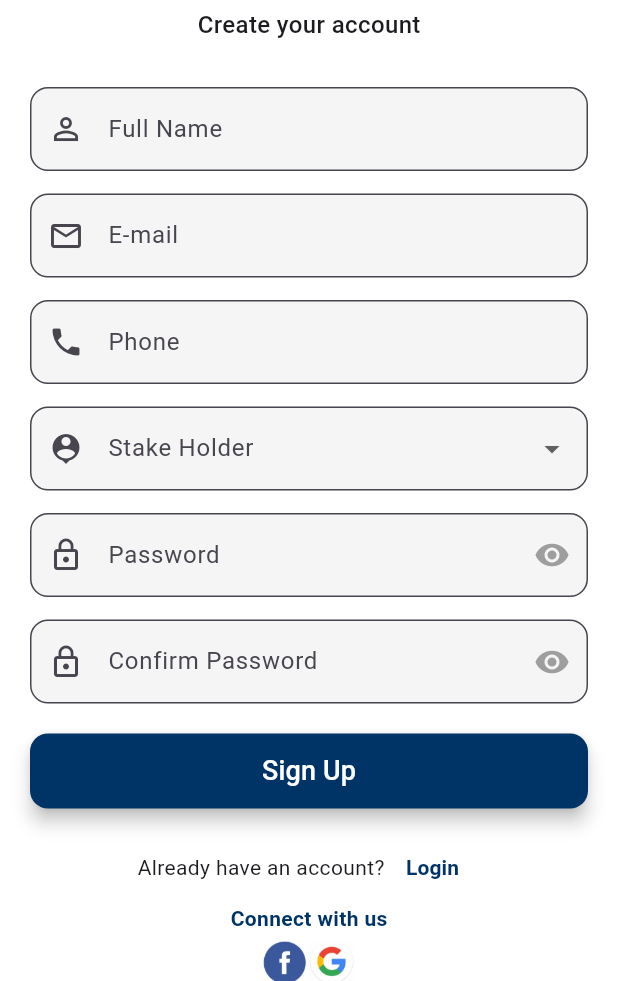
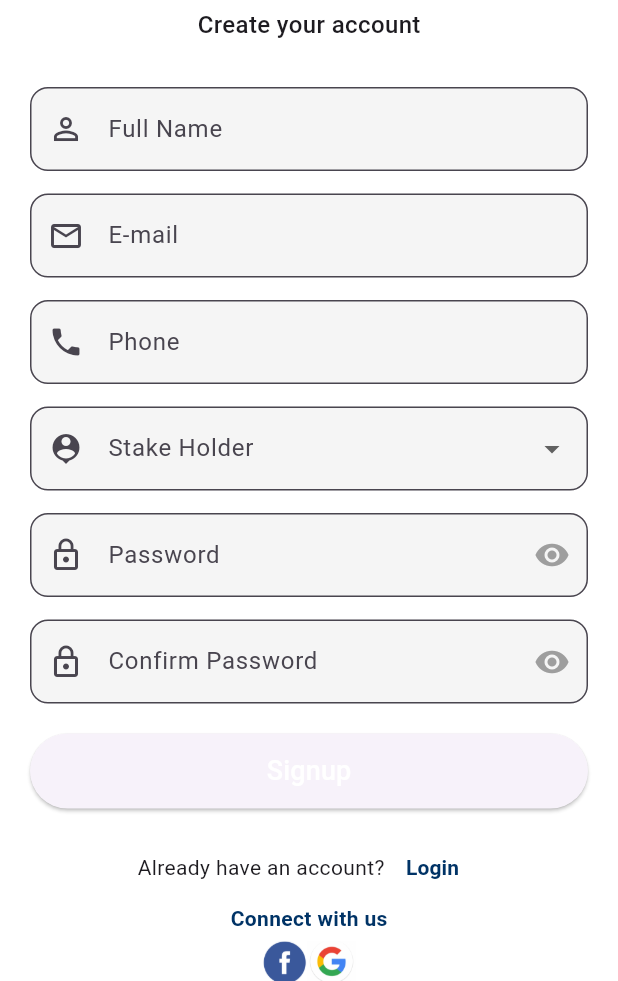
Before and after one commit to bhumi3292/DreamDwell_mobile, a Flutter app: the screen it shows after launch, after a tap on "Login", after a tap on "Signup", on a phone screen of 412 x 824 dp, the part 255-1236 px from its top. Run offline on Flutter 3.47's test engine with Material 3 defaults, Android fonts, the light colour scheme and no system bars; our stand-ins replace get, lottie.

Commit message:
homeView

```diff
--- a/dream_dwell/lib/features/splash_screen/presentation/screen/splash.dart
+++ b/dream_dwell/lib/features/splash_screen/presentation/screen/splash.dart
@@ -35,7 +35,7 @@ class _SplashScreenState extends State<SplashScreen> {
               mainAxisAlignment: MainAxisAlignment.center,
               children: [
                 Lottie.asset(
-                  "assets/animation_123.json",
+                  "assets/animation/animation_123.json",
                   width: 300,
                   height: 300,
                   fit: BoxFit.contain,
--- a/dream_dwell/lib/main.dart
+++ b/dream_dwell/lib/main.dart
@@ -1,7 +1,17 @@
 import 'package:flutter/material.dart';
+import 'package:get/get.dart';
+
+// Feature imports
 import 'package:dream_dwell/features/splash_screen/presentation/screen/splash.dart';
+import 'package:dream_dwell/features/splash_screen/presentation/widgets/theme.dart';
+import 'package:dream_dwell/features/splash_screen/presentation/widgets/nav_bar.dart';
+
+// View imports
 import 'package:dream_dwell/view/login.dart';
 import 'package:dream_dwell/view/signup.dart';
+import 'package:dream_dwell/view/forgetPassword.dart';
+import 'package:dream_dwell/view/homeView.dart';
+import 'package:dream_dwell/view/dashboard.dart';
 
 void main() {
   runApp(const MyApp());
@@ -12,20 +22,18 @@ class MyApp extends StatelessWidget {
 
   @override
   Widget build(BuildContext context) {
-    return MaterialApp(
-      title: 'DreamDwell',
+    return GetMaterialApp(
       debugShowCheckedModeBanner: false,
-      theme: ThemeData(
-        primarySwatch: Colors.blue,
-        fontFamily: 'Roboto',
-      ),
+      theme: getApplication(),
       initialRoute: '/',
-      routes: {
-        '/': (context) => const SplashScreen(),
-        '/login': (context) => const Login(),
-        '/signup': (context) => const Signup(),
-        '/forget': (context) => Scaffold(body: Center(child: Text('Forgot Password Screen'))), // Placeholder
-      },
+      getPages: [
+        GetPage(name: '/', page: () => const SplashScreen()),
+        GetPage(name: '/login', page: () => const Login()),
+        GetPage(name: '/signup', page: () => const Signup()),
+        GetPage(name: '/forget', page: () => const ForgetPassword()),
+        GetPage(name: '/dashboard', page: () => const DashboardPage()),
+        GetPage(name: '/home', page: () => const HomeView()),
+      ],
     );
   }
 }
--- a/dream_dwell/lib/view/login.dart
+++ b/dream_dwell/lib/view/login.dart
@@ -1,3 +1,4 @@
+import 'package:dream_dwell/view/homeView.dart';
 import 'package:flutter/material.dart';
 import 'package:dream_dwell/model/login_auth.dart';
 import 'dashboard.dart';
@@ -16,13 +17,9 @@ class _LoginState extends State<Login> {
   final TextEditingController _passwordController = TextEditingController();
   String? selectedStakeholder;
   final List<String> stakeholders = ['Tenants', 'Landlord'];
-  final Color navyBlue = const Color(0xFF003366);
   String? errorMessage;
 
-  // ------------- password visibility------
   bool _passwordVisible = false;
-
-  //------------username password handelling
 
   void _handleLogin() {
     if (_formKey.currentState!.validate()) {
@@ -43,7 +40,7 @@ class _LoginState extends State<Login> {
         );
         Navigator.pushReplacement(
           context,
-          MaterialPageRoute(builder: (context) => const Dashboard()),
+          MaterialPageRoute(builder: (context) => const HomeView()),
         );
       } else {
         showMySnackbar(
@@ -55,11 +52,10 @@ class _LoginState extends State<Login> {
     }
   }
 
-
-  //-------------design-----
-
   @override
   Widget build(BuildContext context) {
+    final primaryColor = Theme.of(context).primaryColor;
+
     return Scaffold(
       backgroundColor: Colors.white,
       body: Center(
@@ -76,7 +72,7 @@ class _LoginState extends State<Login> {
                   style: TextStyle(
                     fontSize: 28,
                     fontWeight: FontWeight.bold,
-                    color: navyBlue,
+                    color: primaryColor,
                     letterSpacing: 1.2,
                   ),
                 ),
@@ -92,7 +88,7 @@ class _LoginState extends State<Login> {
                 ),
                 const SizedBox(height: 15),
 
-                // Password Field with Toggle
+                // Password Field
                 TextFormField(
                   controller: _passwordController,
                   obscureText: !_passwordVisible,
@@ -137,20 +133,16 @@ class _LoginState extends State<Login> {
                 ),
                 const SizedBox(height: 25),
 
-                // Login Button
+                // Login Button (styled from global theme)
                 SizedBox(
                   width: double.infinity,
                   height: 50,
                   child: ElevatedButton(
                     onPressed: _handleLogin,
-                    style: ElevatedButton.styleFrom(
-                      backgroundColor: navyBlue,
-                      elevation: 5,
-                      shape: RoundedRectangleBorder(
-                        borderRadius: BorderRadius.circular(12),
-                      ),
+                    child: const Text(
+                      "Login",
+                      style: TextStyle(fontSize: 18, color: Colors.white),
                     ),
-                    child: const Text("Login", style: TextStyle(fontSize: 18, color: Colors.white)),
                   ),
                 ),
 
@@ -170,7 +162,7 @@ class _LoginState extends State<Login> {
                     },
                     child: Text(
                       "Forgot Password?",
-                      style: TextStyle(color: navyBlue, fontWeight: FontWeight.w600),
+                      style: TextStyle(color: primaryColor, fontWeight: FontWeight.w600),
                     ),
                   ),
                 ),
@@ -188,34 +180,29 @@ class _LoginState extends State<Login> {
                       },
                       child: Text(
                         "Signup",
-                        style: TextStyle(color: navyBlue, fontWeight: FontWeight.bold),
+                        style: TextStyle(color: primaryColor, fontWeight: FontWeight.bold),
                       ),
                     ),
                   ],
                 ),
 
+                const SizedBox(height: 10),
                 Align(
                   alignment: Alignment.center,
-                    child: Text(
-                      "Connect with us",
-                      style: TextStyle(color: navyBlue, fontWeight: FontWeight.w600),
-
-                    ),
+                  child: Text(
+                    "Connect with us",
+                    style: TextStyle(color: primaryColor, fontWeight: FontWeight.w600),
+                  ),
                 ),
                 const SizedBox(height: 5),
                 Row(
                   mainAxisAlignment: MainAxisAlignment.center,
                   children: [
-
-                    Image.asset("assets/images/fb.png", height: 30,),
-                    Image.asset("assets/images/google.png",height: 30),
-
+                    Image.asset("assets/images/fb.png", height: 30),
+                    const SizedBox(width: 10),
+                    Image.asset("assets/images/google.png", height: 30),
                   ],
-                )
-
-
-
-
+                ),
               ],
             ),
           ),
--- a/dream_dwell/lib/view/signup.dart
+++ b/dream_dwell/lib/view/signup.dart
@@ -177,19 +177,13 @@ class _SignupState extends State<Signup> {
                   height: 50,
                   child: ElevatedButton(
                     onPressed: _handleSignup,
-                    style: ElevatedButton.styleFrom(
-                      backgroundColor: navyBlue,
-                      elevation: 5,
-                      shape: RoundedRectangleBorder(
-                        borderRadius: BorderRadius.circular(12),
-                      ),
-                    ),
                     child: const Text(
-                      "Sign Up",
+                      "Signup",
                       style: TextStyle(fontSize: 18, color: Colors.white),
                     ),
                   ),
                 ),
+
 
                 const SizedBox(height: 15),
 
```
Also changed, not shown: dream_dwell/assets/animation_123.json (deleted, +0 -1 lines), dream_dwell/lib/features/splash_screen/presentation/widgets/header_nav.dart (+0 -8 lines), dream_dwell/lib/features/splash_screen/presentation/widgets/nav_bar.dart (+21 -11 lines), dream_dwell/lib/view/dashboard.dart (+3 -4 lines), dream_dwell/lib/view/homeView.dart (added, +56 -0 lines), dream_dwell/pubspec.yaml (+45 -4 lines), dream_dwell/pubspec.lock, 1 other file.
